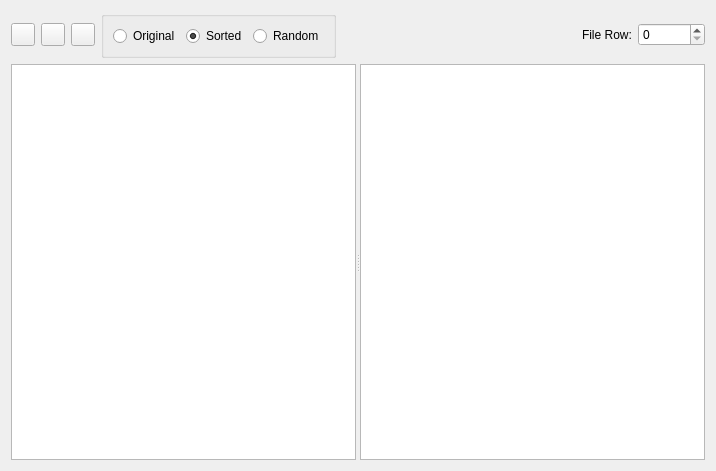
Old version of the form ui/ItemViewer.ui in the repository nstander/DatView.
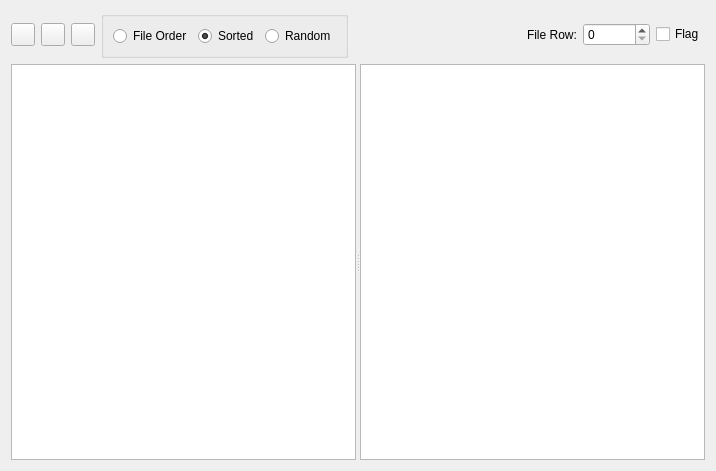
New version of the form. Custom widgets are drawn as their Qt base class.

Commit message: From the ItemViewer, you can flag items which are listed in the Filters view under Flags. Under filters, you control flags affect on selection: no effect, exclude flagged, or keep only flagged. The numbers in the list of flagged items are the row numbers in the file and clicking one will jump there in the item viewer.

Patch:
```diff
--- a/ui/ItemViewer.ui
+++ b/ui/ItemViewer.ui
@@ -15,7 +15,7 @@
   </property>
   <layout class="QVBoxLayout" name="verticalLayout">
    <item>
-    <layout class="QHBoxLayout" name="horizontalLayout_3">
+    <layout class="QHBoxLayout" name="horizontalLayout_2">
      <item>
       <widget class="QToolButton" name="backButton">
        <property name="toolTip">
@@ -46,8 +46,6 @@
        </property>
       </widget>
      </item>
-     <item>
-      <layout class="QHBoxLayout" name="horizontalLayout_2">
        <item>
         <widget class="QGroupBox" name="orderGroupBox">
          <property name="title">
@@ -63,7 +61,7 @@
              <string>As found in file</string>
             </property>
             <property name="text">
-             <string>Original</string>
+           <string>File Order</string>
             </property>
            </widget>
           </item>
@@ -123,7 +121,15 @@
          </property>
         </widget>
        </item>
-      </layout>
+     <item>
+      <widget class="QCheckBox" name="flagCheckBox">
+       <property name="text">
+        <string>Flag</string>
+       </property>
+       <property name="shortcut">
+        <string>Meta+M</string>
+       </property>
+      </widget>
      </item>
     </layout>
    </item>
```
Left out of the diff: 6 changed lines with no effect on the pictures. Lines whose indentation alone changed are shown as unchanged. The commit also changes 11 other files.
